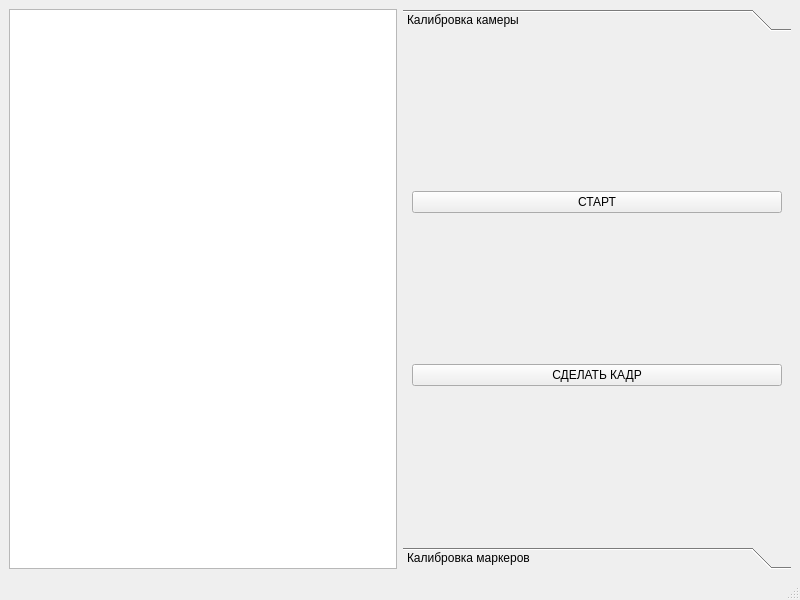
The window that mainwindow.ui (layxproud/QCameraCalibrator) describes before a commit, drawn with Qt 5.
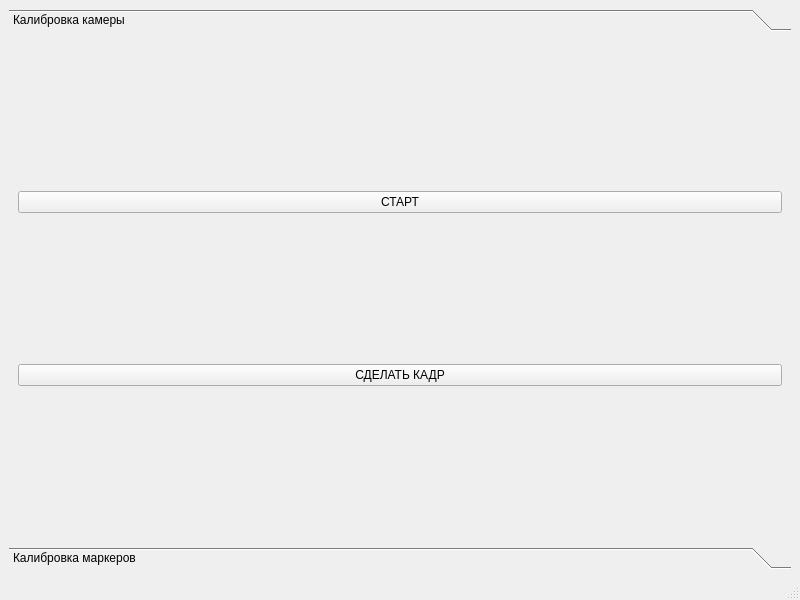
The same window after the commit.

The edit to the form file:
```diff
--- a/mainwindow.ui
+++ b/mainwindow.ui
@@ -16,7 +16,7 @@
   <widget class="QWidget" name="centralwidget">
    <layout class="QHBoxLayout" name="horizontalLayout">
     <item>
-     <widget class="QGraphicsView" name="cameraView"/>
+     <layout class="QVBoxLayout" name="cameraLayout"/>
     </item>
     <item>
      <widget class="QToolBox" name="toolBox">
@@ -28,7 +28,7 @@
         <rect>
          <x>0</x>
          <y>0</y>
-         <width>388</width>
+         <width>774</width>
          <height>479</height>
         </rect>
        </property>
```
Left out of the diff: 2 changed lines with no effect on the pictures.
